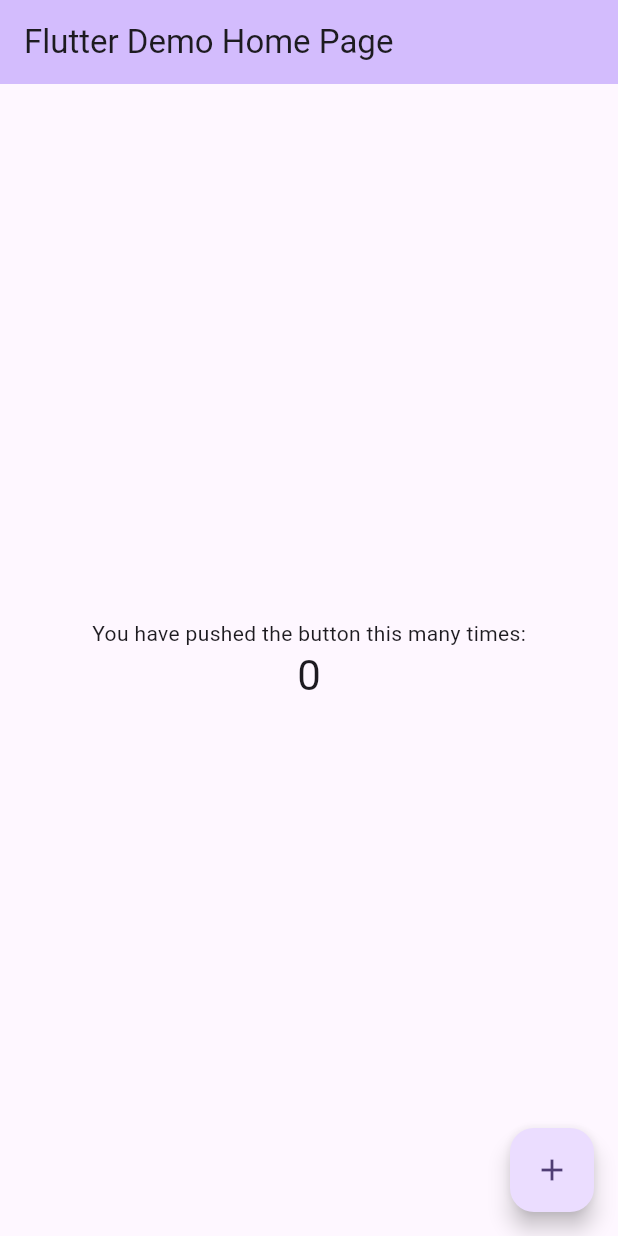
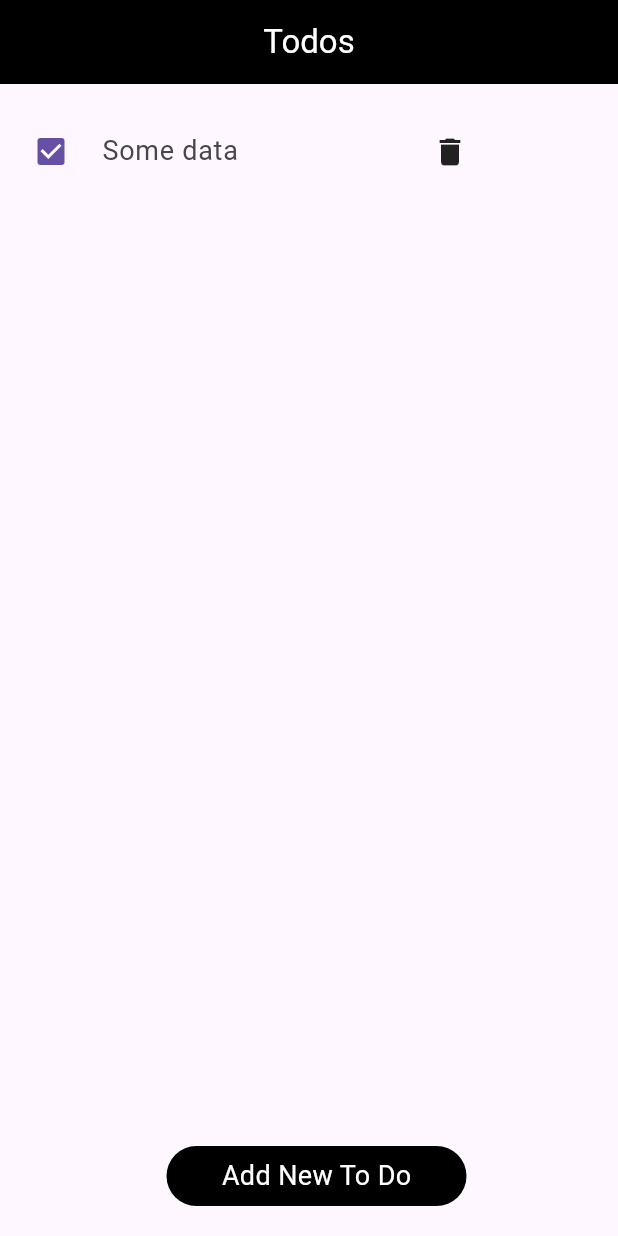
Before and after one commit to sheikhjunaid07/to-do-list-flutter, a Flutter app: the screen it shows after launch, on a phone screen of 412 x 824 dp. Run offline on Flutter 3.47's test engine with Material 3 defaults, Android fonts, the phone set to English and light mode, and no system bars.

Commit message:
add to-do button and refactor code

```diff
--- /dev/null
+++ b/lib/Widgets/add_todo_button.dart
@@ -0,0 +1,46 @@
+import 'package:flutter/material.dart';
+
+class AddToDoButton extends StatelessWidget {
+  TextEditingController textController = TextEditingController();
+
+  AddToDoButton({super.key});
+
+  void addNewTodo(BuildContext context) {
+    showDialog(
+        context: context,
+        builder: (context) => AlertDialog(
+              content: TextField(controller: textController),
+              actions: [
+                //add new todo
+                //save todo button
+                ElevatedButton(onPressed: () {
+
+                //cleat text field
+                textController.clear();
+
+                //pop the alert box
+                Navigator.pop(context);
+                }, child: Text("Save To Do")),
+
+              ],
+            ));
+  }
+
+  @override
+  Widget build(BuildContext context) {
+    return InkWell(
+      onTap: () {
+        addNewTodo(context);
+      },
+      child: Container(
+        width: 200,
+        height: 40,
+        alignment: Alignment.center,
+        decoration: BoxDecoration(
+            color: Colors.black, borderRadius: BorderRadius.circular((20))),
+        child: Text("Add New To Do",
+            style: TextStyle(color: Colors.white, fontSize: 18)),
+      ),
+    );
+  }
+}
--- /dev/null
+++ b/lib/Widgets/my_todo.dart
@@ -0,0 +1,29 @@
+import 'package:flutter/material.dart';
+
+class MyToDo extends StatefulWidget{
+  final String text;
+const MyToDo({super.key, required this.text});
+
+  @override
+  State<MyToDo> createState() => _MyToDoState();
+}
+
+class _MyToDoState extends State<MyToDo> {
+  TextEditingController textController = TextEditingController();
+
+  Widget build(BuildContext context){
+    return Container(
+      width: 220,
+      height: 50,
+      child: TextField(
+        style: TextStyle(fontSize: 18),
+        controller: textController,
+       decoration: InputDecoration(
+         hintText: widget.text,
+         border: InputBorder.none,
+
+       ),
+      ),
+    );
+  }
+}
--- a/lib/main.dart
+++ b/lib/main.dart
@@ -1,4 +1,5 @@
 import 'package:flutter/material.dart';
+import 'package:to_do_list/pages/home_page.dart';
 
 void main() {
   runApp(const MyApp());
@@ -11,115 +12,6 @@
   @override
   Widget build(BuildContext context) {
     return MaterialApp(
-      title: 'Flutter Demo',
-      theme: ThemeData(
-        // This is the theme of your application.
-        //
-        // TRY THIS: Try running your application with "flutter run". You'll see
-        // the application has a purple toolbar. Then, without quitting the app,
-        // try changing the seedColor in the colorScheme below to Colors.green
-        // and then invoke "hot reload" (save your changes or press the "hot
-        // reload" button in a Flutter-supported IDE, or press "r" if you used
-        // the command line to start the app).
-        //
-        // Notice that the counter didn't reset back to zero; the application
-        // state is not lost during the reload. To reset the state, use hot
-        // restart instead.
-        //
-        // This works for code too, not just values: Most code changes can be
-        // tested with just a hot reload.
-        colorScheme: ColorScheme.fromSeed(seedColor: Colors.deepPurple),
-        useMaterial3: true,
-      ),
-      home: const MyHomePage(title: 'Flutter Demo Home Page'),
+      home: HomePage(),
     );
-  }
-}
-
-class MyHomePage extends StatefulWidget {
-  const MyHomePage({super.key, required this.title});
-
-  // This widget is the home page of your application. It is stateful, meaning
-  // that it has a State object (defined below) that contains fields that affect
-  // how it looks.
-
-  // This class is the configuration for the state. It holds the values (in this
-  // case the title) provided by the parent (in this case the App widget) and
-  // used by the build method of the State. Fields in a Widget subclass are
-  // always marked "final".
-
-  final String title;
-
-  @override
-  State<MyHomePage> createState() => _MyHomePageState();
-}
-
-class _MyHomePageState extends State<MyHomePage> {
-  int _counter = 0;
-
-  void _incrementCounter() {
-    setState(() {
-      // This call to setState tells the Flutter framework that something has
-      // changed in this State, which causes it to rerun the build method below
-      // so that the display can reflect the updated values. If we changed
-      // _counter without calling setState(), then the build method would not be
-      // called again, and so nothing would appear to happen.
-      _counter++;
-    });
-  }
-
-  @override
-  Widget build(BuildContext context) {
-    // This method is rerun every time setState is called, for instance as done
-    // by the _incrementCounter method above.
-    //
-    // The Flutter framework has been optimized to make rerunning build methods
-    // fast, so that you can just rebuild anything that needs updating rather
-    // than having to individually change instances of widgets.
-    return Scaffold(
-      appBar: AppBar(
-        // TRY THIS: Try changing the color here to a specific color (to
-        // Colors.amber, perhaps?) and trigger a hot reload to see the AppBar
-        // change color while the other colors stay the same.
-        backgroundColor: Theme.of(context).colorScheme.inversePrimary,
-        // Here we take the value from the MyHomePage object that was created by
-        // the App.build method, and use it to set our appbar title.
-        title: Text(widget.title),
-      ),
-      body: Center(
-        // Center is a layout widget. It takes a single child and positions it
-        // in the middle of the parent.
-        child: Column(
-          // Column is also a layout widget. It takes a list of children and
-          // arranges them vertically. By default, it sizes itself to fit its
-          // children horizontally, and tries to be as tall as its parent.
-          //
-          // Column has various properties to control how it sizes itself and
-          // how it positions its children. Here we use mainAxisAlignment to
-          // center the children vertically; the main axis here is the vertical
-          // axis because Columns are vertical (the cross axis would be
-          // horizontal).
-          //
-          // TRY THIS: Invoke "debug painting" (choose the "Toggle Debug Paint"
-          // action in the IDE, or press "p" in the console), to see the
-          // wireframe for each widget.
-          mainAxisAlignment: MainAxisAlignment.center,
-          children: <Widget>[
-            const Text(
-              'You have pushed the button this many times:',
-            ),
-            Text(
-              '$_counter',
-              style: Theme.of(context).textTheme.headlineMedium,
-            ),
-          ],
-        ),
-      ),
-      floatingActionButton: FloatingActionButton(
-        onPressed: _incrementCounter,
-        tooltip: 'Increment',
-        child: const Icon(Icons.add),
-      ), // This trailing comma makes auto-formatting nicer for build methods.
-    );
-  }
-}
+  }}
--- /dev/null
+++ b/lib/pages/home_page.dart
@@ -0,0 +1,31 @@
+import "package:flutter/material.dart";
+import "package:to_do_list/Widgets/add_todo_button.dart";
+import "package:to_do_list/Widgets/my_todo.dart";
+
+class HomePage extends StatelessWidget {
+  Widget build(BuildContext context) {
+    return Scaffold(
+      appBar: AppBar(
+          title: Text('Todos', style: TextStyle(color: Colors.white)),
+          centerTitle: true,
+          backgroundColor: Colors.black),
+      body: Padding(
+        padding: const EdgeInsets.only(top: 20.0, left: 10.0, bottom: 20),
+        child: Column(
+          mainAxisAlignment: MainAxisAlignment.spaceBetween,
+          children: [
+            Row(
+              children: [
+                Checkbox(value: true, onChanged: (p0) {}),
+                const SizedBox(width: 10),
+                MyToDo(text: "Some data"),
+                Icon(Icons.delete)
+              ],
+            ),
+            AddToDoButton()
+          ],
+        ),
+      ),
+    );
+  }
+}
```
Also changed, not shown: 2 other files.
